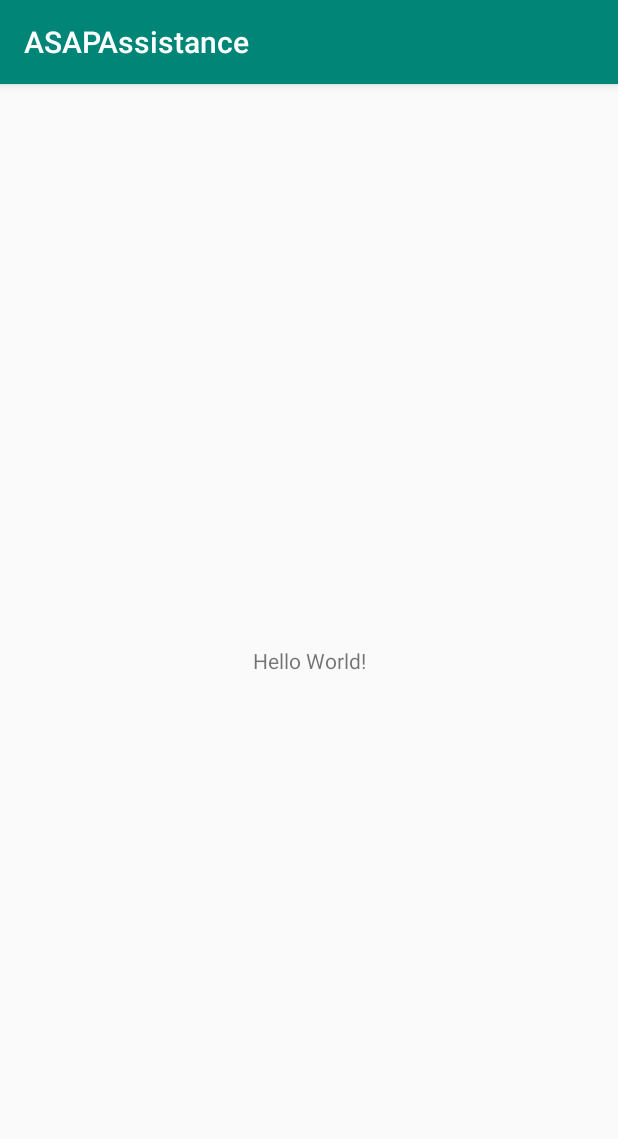
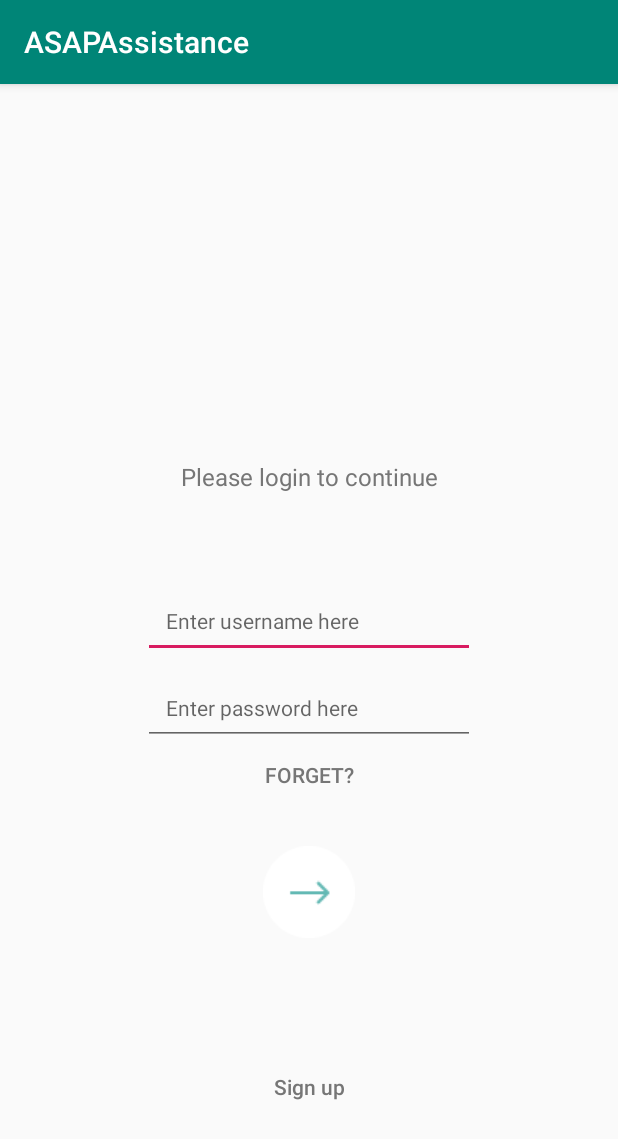
Before and after one commit to Edmund-Lui98/ASAPAssistance, an Android app: the screen it shows after launch (MainActivity before the commit, LoginActivity after it), on a phone screen of 412 x 824 dp. Shown: the top 1139 px of the screen. Run offline under Robolectric (Android 15) with nearby library versions, the phone set to English and light mode, and no system bars; our stand-ins replace Firebase (no records; nobody signed in at launch, a user with empty details on screens opened directly).

Commit message:
Added firebase authentication for login activity

```diff
--- a/app/build.gradle
+++ b/app/build.gradle
@@ -1,4 +1,5 @@
 apply plugin: 'com.android.application'
+apply plugin: 'com.google.gms.google-services'
 
 android {
     compileSdkVersion 29
@@ -23,7 +24,9 @@ dependencies {
     implementation fileTree(dir: 'libs', include: ['*.jar'])
     implementation 'androidx.appcompat:appcompat:1.1.0'
     implementation 'androidx.constraintlayout:constraintlayout:1.1.3'
+    implementation 'com.google.firebase:firebase-auth:16.0.5'
     testImplementation 'junit:junit:4.12'
     androidTestImplementation 'androidx.test:runner:1.2.0'
     androidTestImplementation 'androidx.test.espresso:espresso-core:3.2.0'
+    //implementation 'com.zang.api:zang-java:1.0.0'
 }
--- a/app/src/main/AndroidManifest.xml
+++ b/app/src/main/AndroidManifest.xml
@@ -9,13 +9,16 @@
         android:roundIcon="@mipmap/ic_launcher_round"
         android:supportsRtl="true"
         android:theme="@style/AppTheme">
-        <activity android:name=".MainActivity">
+        <activity android:name=".LoginActivity">
             <intent-filter>
                 <action android:name="android.intent.action.MAIN" />
 
                 <category android:name="android.intent.category.LAUNCHER" />
             </intent-filter>
         </activity>
+        <activity android:name=".MainActivity">
+
+        </activity>
     </application>
 
 </manifest>
--- /dev/null
+++ b/app/src/main/java/com/example/asapassistance/LoginActivity.java
@@ -0,0 +1,59 @@
+package com.example.asapassistance;
+
+import androidx.annotation.NonNull;
+import androidx.appcompat.app.AppCompatActivity;
+
+import android.content.Intent;
+import android.os.Bundle;
+import android.view.View;
+import android.widget.EditText;
+import android.widget.ImageButton;
+import android.widget.Toast;
+
+import com.google.android.gms.tasks.OnCompleteListener;
+import com.google.android.gms.tasks.Task;
+import com.google.firebase.auth.AuthResult;
+import com.google.firebase.auth.FirebaseAuth;
+
+public class LoginActivity extends AppCompatActivity {
+
+    ImageButton btnLogin;
+    EditText username;
+    EditText password;
+    FirebaseAuth mAuth;
+
+    @Override
+    protected void onCreate(Bundle savedInstanceState) {
+        super.onCreate(savedInstanceState);
+        setContentView(R.layout.activity_login);
+
+        username = findViewById(R.id.usernameInput);
+        password = findViewById(R.id.passwordInput);
+        btnLogin = findViewById(R.id.loginBtn);
+    }
+
+    public void onClickLogin(View view) {
+        mAuth = FirebaseAuth.getInstance();
+
+        if (username.length() > 0 && password.length() > 0) {
+            mAuth.signInWithEmailAndPassword(username.getText().toString(), password.getText().toString()).addOnCompleteListener(this, new OnCompleteListener<AuthResult>() {
+                @Override
+                public void onComplete(@NonNull Task<AuthResult> task) {
+                    if (task.isSuccessful()) {
+                        logIn();
+                    } else {
+                        Toast toast = Toast.makeText(getApplicationContext(), "Invalid Email or Password. Please try again.", Toast.LENGTH_SHORT);
+                        toast.show();
+                    }
+                }
+            });
+        } else {
+            Toast toast_2 = Toast.makeText(getApplicationContext(), "Please enter username and/or password", Toast.LENGTH_SHORT);
+            toast_2.show();
+        }
+    }
+    public void logIn() {
+        Intent myIntent = new Intent(this, MainActivity.class);
+        this.startActivity(myIntent);
+    }
+}
--- a/app/src/main/java/com/example/asapassistance/MainActivity.java
+++ b/app/src/main/java/com/example/asapassistance/MainActivity.java
@@ -1,6 +1,7 @@
 package com.example.asapassistance;
 
 import androidx.appcompat.app.AppCompatActivity;
+
 
 import android.os.Bundle;
 
--- /dev/null
+++ b/app/src/main/res/layout/activity_login.xml
@@ -0,0 +1,98 @@
+<?xml version="1.0" encoding="utf-8"?>
+<androidx.constraintlayout.widget.ConstraintLayout xmlns:android="http://schemas.android.com/apk/res/android"
+    xmlns:app="http://schemas.android.com/apk/res-auto"
+    xmlns:tools="http://schemas.android.com/tools"
+    android:layout_width="match_parent"
+    android:layout_height="match_parent"
+    tools:context=".LoginActivity">
+
+    <EditText
+        android:id="@+id/usernameInput"
+        android:layout_width="221dp"
+        android:layout_height="46dp"
+        android:layout_marginTop="64dp"
+        android:gravity="start|center"
+        android:hint="@string/usernameHint"
+        android:inputType="textEmailAddress"
+        android:padding="15dp"
+        android:textColor="#767676"
+        android:textSize="14sp"
+        app:layout_constraintBottom_toBottomOf="parent"
+        app:layout_constraintEnd_toEndOf="parent"
+        app:layout_constraintStart_toStartOf="parent"
+        app:layout_constraintTop_toBottomOf="@+id/description"
+        app:layout_constraintVertical_bias="0.0" />
+
+    <TextView
+        android:id="@+id/description"
+        android:layout_width="wrap_content"
+        android:layout_height="wrap_content"
+        android:layout_marginStart="82dp"
+        android:layout_marginTop="128dp"
+        android:layout_marginEnd="82dp"
+        android:text="@string/desc"
+        android:textColor="#767676"
+        android:textSize="16sp"
+        app:layout_constraintBottom_toBottomOf="parent"
+        app:layout_constraintEnd_toEndOf="parent"
+        app:layout_constraintStart_toStartOf="parent"
+        app:layout_constraintTop_toTopOf="parent"
+        app:layout_constraintVertical_bias="0.199" />
+
+    <EditText
+        android:id="@+id/passwordInput"
+        android:layout_width="221dp"
+        android:layout_height="46dp"
+        android:layout_marginTop="12dp"
+        android:gravity="start|center"
+        android:hint="@string/passwordHint"
+        android:inputType="textPassword"
+        android:padding="15dp"
+        android:textColor="#767676"
+        android:textSize="14sp"
+        app:layout_constraintBottom_toBottomOf="parent"
+        app:layout_constraintEnd_toEndOf="parent"
+        app:layout_constraintStart_toStartOf="parent"
+        app:layout_constraintTop_toBottomOf="@+id/usernameInput"
+        app:layout_constraintVertical_bias="0.0" />
+
+    <Button
+        android:id="@+id/forgot"
+        style="?android:attr/borderlessButtonStyle"
+        android:layout_width="69dp"
+        android:layout_height="24dp"
+        android:layout_marginTop="8dp"
+        android:background="@android:color/transparent"
+        android:text="@string/forgot"
+        android:textColor="#767676"
+        app:layout_constraintEnd_toEndOf="parent"
+        app:layout_constraintStart_toStartOf="parent"
+        app:layout_constraintTop_toBottomOf="@+id/passwordInput" />
+
+    <ImageButton
+        android:id="@+id/loginBtn"
+        android:layout_width="wrap_content"
+        android:layout_height="wrap_content"
+        android:background="@android:color/transparent"
+        app:layout_constraintBottom_toBottomOf="parent"
+        app:layout_constraintEnd_toEndOf="parent"
+        app:layout_constraintStart_toStartOf="parent"
+        app:layout_constraintTop_toTopOf="parent"
+        app:layout_constraintVertical_bias="0.719"
+        app:srcCompat="@drawable/arrow_button" />
+
+    <Button
+        android:id="@+id/registerBtn"
+        style="?android:attr/borderlessButtonStyle"
+        android:layout_width="wrap_content"
+        android:layout_height="wrap_content"
+        android:background="@android:color/transparent"
+        android:text="@string/sign_up"
+        android:textAllCaps="false"
+        android:textColor="#767676"
+        app:layout_constraintBottom_toBottomOf="parent"
+        app:layout_constraintEnd_toEndOf="parent"
+        app:layout_constraintStart_toStartOf="parent"
+        app:layout_constraintTop_toBottomOf="@+id/loginBtn" />
+
+</androidx.constraintlayout.widget.ConstraintLayout>
--- a/app/src/main/res/layout/activity_main.xml
+++ b/app/src/main/res/layout/activity_main.xml
@@ -7,6 +7,7 @@
     tools:context=".MainActivity">
 
     <TextView
+        android:id="@+id/textView"
         android:layout_width="wrap_content"
         android:layout_height="wrap_content"
         android:text="Hello World!"
@@ -15,4 +16,14 @@
         app:layout_constraintRight_toRightOf="parent"
         app:layout_constraintTop_toTopOf="parent" />
 
+    <Button
+        android:id="@+id/button"
+        android:layout_width="wrap_content"
+        android:layout_height="wrap_content"
+        android:text="Button"
+        app:layout_constraintBottom_toBottomOf="parent"
+        app:layout_constraintEnd_toEndOf="parent"
+        app:layout_constraintStart_toStartOf="parent"
+        app:layout_constraintTop_toBottomOf="@+id/textView" />
+
 </androidx.constraintlayout.widget.ConstraintLayout>
--- a/app/src/main/res/values/strings.xml
+++ b/app/src/main/res/values/strings.xml
@@ -1,3 +1,11 @@
 <resources>
     <string name="app_name">ASAPAssistance</string>
+
+    <!--Login activity-->
+    <string name="usernameHint">Enter username here</string>
+    <string name="passwordHint">Enter password here</string>
+    <string name="forgot">Forget?</string>
+    <string name="sign_up">Sign up</string>
+    <string name="desc">Please login to continue</string>
+
 </resources>
--- a/build.gradle
+++ b/build.gradle
@@ -8,6 +8,8 @@ buildscript {
     }
     dependencies {
         classpath 'com.android.tools.build:gradle:3.5.0'
+        classpath 'com.google.gms:google-services:4.2.0'
+
 
         // NOTE: Do not place your application dependencies here; they belong
         // in the individual module build.gradle files
```
Also changed, not shown: app/src/main/res/drawable/arrow_button.png (added), 1 other file.
